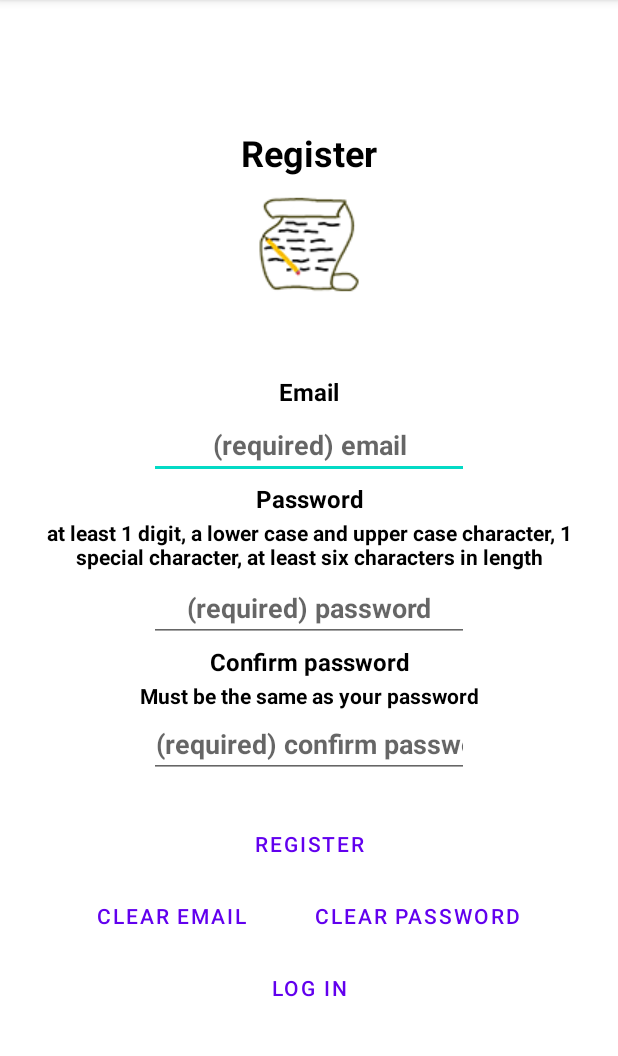
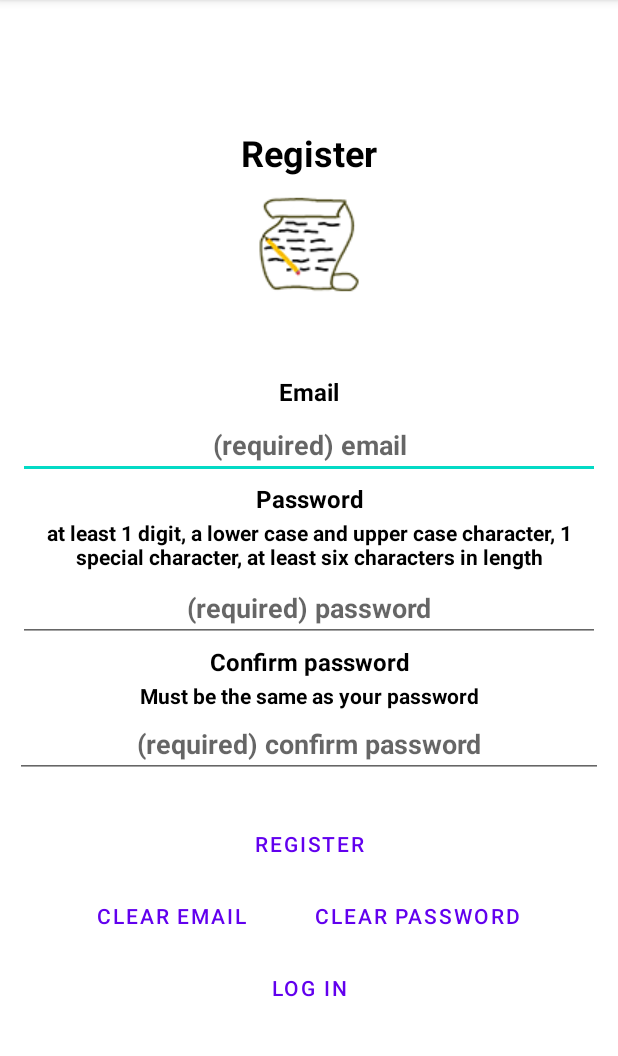
Before and after one commit to JacobGraham02/GroceryHelper, an Android app: the RegisterView screen opened directly, with no data from a screen before it, on a phone screen of 412 x 824 dp, the part 84-1140 px from its top. Run offline under Robolectric (Android 15) with nearby library versions, the phone set to English and light mode, and no system bars; our stand-ins replace Firebase (no records; nobody signed in at launch, a user with empty details on screens opened directly).

Commit message:
Added return statements to when validation fails in the RegisterView. Made all input fields match_parent instead of wrap_content

```diff
--- a/app/src/main/AndroidManifest.xml
+++ b/app/src/main/AndroidManifest.xml
@@ -34,11 +34,6 @@
             android:exported="true"
             android:label="@string/app_name"
             android:theme="@style/Theme.GroceryHelper.NoActionBar">
-            <intent-filter>
-                <action android:name="android.intent.action.MAIN" />
-
-                <category android:name="android.intent.category.LAUNCHER" />
-            </intent-filter>
         </activity>
         <activity
             android:name=".ui.register.RegisterView"
--- a/app/src/main/java/com/jacobdamiangraham/groceryhelper/ui/register/RegisterView.kt
+++ b/app/src/main/java/com/jacobdamiangraham/groceryhelper/ui/register/RegisterView.kt
@@ -123,6 +123,7 @@ class RegisterView: AppCompatActivity() {
                 "Password and confirm password do not match",
                 Toast.LENGTH_LONG)
                 .show()
+            return
         }
 
         val validEmail = ValidationUtil.isValidEmailAddress(email)
@@ -134,6 +135,7 @@ class RegisterView: AppCompatActivity() {
                 "Please enter a valid email and password",
                 Toast.LENGTH_LONG)
                 .show()
+            return
         }
 
         firebaseAuthentication.createUserWithEmailAndPassword(email, password)
--- a/app/src/main/res/layout/activity_register.xml
+++ b/app/src/main/res/layout/activity_register.xml
@@ -59,7 +59,7 @@
 
             <EditText
                 android:id="@+id/emailInputField"
-                android:layout_width="wrap_content"
+                android:layout_width="match_parent"
                 android:layout_height="wrap_content"
                 android:layout_margin="2dp"
                 android:autofillHints="Type your email"
@@ -92,7 +92,7 @@
 
             <EditText
                 android:id="@+id/passwordInputField"
-                android:layout_width="wrap_content"
+                android:layout_width="match_parent"
                 android:layout_height="wrap_content"
                 android:layout_margin="2dp"
                 android:autofillHints="Type your password"
@@ -125,7 +125,7 @@
 
             <EditText
                 android:id="@+id/confirmPasswordInputField"
-                android:layout_width="wrap_content"
+                android:layout_width="match_parent"
                 android:layout_height="wrap_content"
                 android:ems="10"
                 android:hint="@string/required_confirm_password"
--- a/app/src/main/res/layout/activity_signin.xml
+++ b/app/src/main/res/layout/activity_signin.xml
@@ -59,7 +59,7 @@
 
             <EditText
                 android:id="@+id/emailInputField"
-                android:layout_width="wrap_content"
+                android:layout_width="match_parent"
                 android:layout_height="wrap_content"
                 android:layout_margin="2dp"
                 android:autofillHints="Type your email"
@@ -92,7 +92,7 @@
 
             <EditText
                 android:id="@+id/passwordInputField"
-                android:layout_width="wrap_content"
+                android:layout_width="match_parent"
                 android:layout_height="wrap_content"
                 android:layout_margin="2dp"
                 android:autofillHints="Type your password"
```
